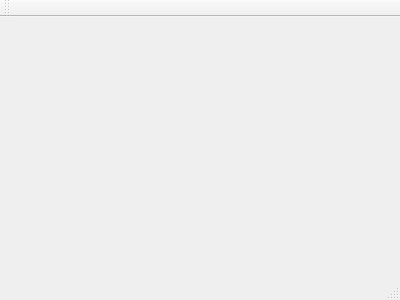
First picture: the form in ScaleGenerator/mainwindow.ui, repository saianaid/ScalesGenerator, before the edit.
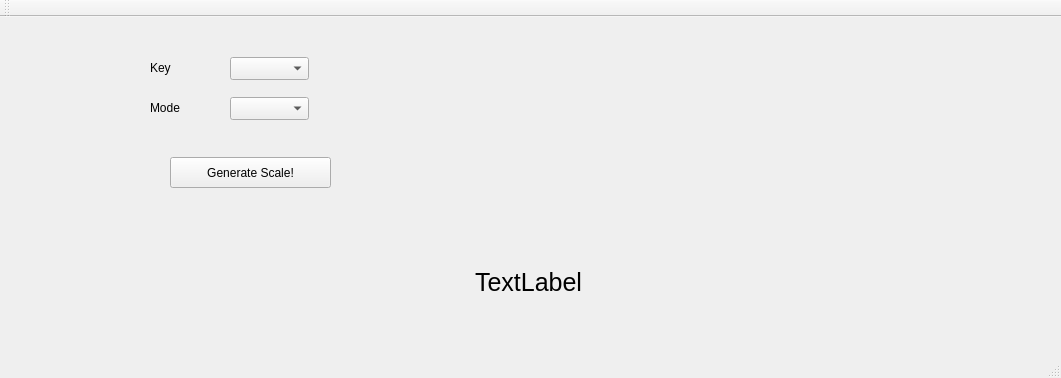
Second picture: the form after the edit.

Commit message: Finished and fixed bugs for scale generator

Diff of the .ui file:
```diff
--- a/ScaleGenerator/mainwindow.ui
+++ b/ScaleGenerator/mainwindow.ui
@@ -1,24 +1,132 @@
 <ui version="4.0">
  <class>MainWindow</class>
- <widget class="QMainWindow" name="MainWindow" >
-  <property name="geometry" >
+ <widget class="QMainWindow" name="MainWindow">
+  <property name="geometry">
    <rect>
     <x>0</x>
     <y>0</y>
-    <width>400</width>
-    <height>300</height>
+    <width>1061</width>
+    <height>378</height>
    </rect>
   </property>
   <property name="windowTitle" >
    <string>MainWindow</string>
   </property>
-  <widget class="QMenuBar" name="menuBar" />
-  <widget class="QToolBar" name="mainToolBar" />
-  <widget class="QWidget" name="centralWidget" />
-  <widget class="QStatusBar" name="statusBar" />
+  <widget class="QWidget" name="centralWidget">
+   <widget class="QComboBox" name="comboBoxKey">
+    <property name="geometry">
+     <rect>
+      <x>230</x>
+      <y>40</y>
+      <width>79</width>
+      <height>23</height>
+     </rect>
+    </property>
+    <property name="sizePolicy">
+     <sizepolicy hsizetype="MinimumExpanding" vsizetype="Fixed">
+      <horstretch>0</horstretch>
+      <verstretch>0</verstretch>
+     </sizepolicy>
+    </property>
+   </widget>
+   <widget class="QLabel" name="label">
+    <property name="geometry">
+     <rect>
+      <x>150</x>
+      <y>40</y>
+      <width>71</width>
+      <height>21</height>
+     </rect>
+    </property>
+    <property name="text">
+     <string>Key</string>
+    </property>
+   </widget>
+   <widget class="QComboBox" name="comboBoxMode">
+    <property name="geometry">
+     <rect>
+      <x>230</x>
+      <y>80</y>
+      <width>79</width>
+      <height>23</height>
+     </rect>
+    </property>
+    <property name="sizePolicy">
+     <sizepolicy hsizetype="MinimumExpanding" vsizetype="Fixed">
+      <horstretch>0</horstretch>
+      <verstretch>0</verstretch>
+     </sizepolicy>
+    </property>
+   </widget>
+   <widget class="QLabel" name="label_2">
+    <property name="geometry">
+     <rect>
+      <x>150</x>
+      <y>80</y>
+      <width>71</width>
+      <height>21</height>
+     </rect>
+    </property>
+    <property name="text">
+     <string>Mode</string>
+    </property>
+   </widget>
+   <widget class="QPushButton" name="pushButton">
+    <property name="geometry">
+     <rect>
+      <x>170</x>
+      <y>140</y>
+      <width>161</width>
+      <height>31</height>
+     </rect>
+    </property>
+    <property name="text">
+     <string>Generate Scale!</string>
+    </property>
+   </widget>
+   <widget class="QLabel" name="label_3">
+    <property name="geometry">
+     <rect>
+      <x>8</x>
+      <y>230</y>
+      <width>1041</width>
+      <height>71</height>
+     </rect>
+    </property>
+    <property name="font">
+     <font>
+      <pointsize>19</pointsize>
+     </font>
+    </property>
+    <property name="text">
+     <string>TextLabel</string>
+    </property>
+    <property name="alignment">
+     <set>Qt::AlignCenter</set>
+    </property>
+   </widget>
+  </widget>
+  <widget class="QMenuBar" name="menuBar">
+   <property name="geometry">
+    <rect>
+     <x>0</x>
+     <y>0</y>
+     <width>1061</width>
+     <height>20</height>
+    </rect>
+   </property>
+  </widget>
+  <widget class="QToolBar" name="mainToolBar">
+   <attribute name="toolBarArea">
+    <enum>TopToolBarArea</enum>
+   </attribute>
+   <attribute name="toolBarBreak">
+    <bool>false</bool>
+   </attribute>
+  </widget>
+  <widget class="QStatusBar" name="statusBar"/>
  </widget>
- <layoutDefault spacing="6" margin="11" />
- <pixmapfunction></pixmapfunction>
+ <layoutdefault spacing="6" margin="11"/>
  <resources/>
  <connections/>
 </ui>
```
Left out of the diff: 3 changed lines with no effect on the pictures. The commit also changes 8 other files.
